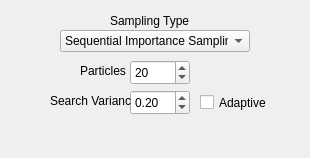
b4silio/MLDemos, file _AlgorithmsPlugins/Maximizers/paramsParticles.ui: the form before one commit.
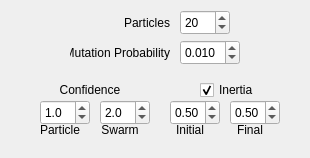
The form after the commit.

Commit message: v0.3.6: - NOT TESTED ON LINUX/WINDOWS - Fixed loading+classification+regression on multi-dimensional data - Added Particle Swarm Optimization to Maximizers - Added benchmark problems for maximization - Tried to update to a new version of SEDS without success (new version works but gives worse results)... on hold until Mohammad Khansari gives me his SEDS v2 - Added display for multi-class classification (GMM and KNN only so far)

```diff
--- a/_AlgorithmsPlugins/Maximizers/paramsParticles.ui
+++ b/_AlgorithmsPlugins/Maximizers/paramsParticles.ui
@@ -13,95 +13,6 @@
   <property name="windowTitle">
    <string>Form</string>
   </property>
-  <widget class="QLabel" name="label_10">
-   <property name="geometry">
-    <rect>
-     <x>110</x>
-     <y>10</y>
-     <width>100</width>
-     <height>21</height>
-    </rect>
-   </property>
-   <property name="font">
-    <font>
-     <pointsize>9</pointsize>
-    </font>
-   </property>
-   <property name="text">
-    <string>Sampling Type</string>
-   </property>
-  </widget>
-  <widget class="QComboBox" name="samplingType">
-   <property name="geometry">
-    <rect>
-     <x>60</x>
-     <y>30</y>
-     <width>190</width>
-     <height>22</height>
-    </rect>
-   </property>
-   <property name="font">
-    <font>
-     <pointsize>9</pointsize>
-    </font>
-   </property>
-   <property name="toolTip">
-    <string>Distance metric for the evaluation of NN</string>
-   </property>
-   <property name="currentIndex">
-    <number>0</number>
-   </property>
-   <item>
-    <property name="text">
-     <string>Sequential Importance Sampling</string>
-    </property>
-   </item>
-  </widget>
-  <widget class="QDoubleSpinBox" name="varianceSpin">
-   <property name="geometry">
-    <rect>
-     <x>130</x>
-     <y>90</y>
-     <width>60</width>
-     <height>25</height>
-    </rect>
-   </property>
-   <property name="font">
-    <font>
-     <pointsize>9</pointsize>
-    </font>
-   </property>
-   <property name="minimum">
-    <double>0.010000000000000</double>
-   </property>
-   <property name="maximum">
-    <double>1.000000000000000</double>
-   </property>
-   <property name="singleStep">
-    <double>0.050000000000000</double>
-   </property>
-   <property name="value">
-    <double>0.200000000000000</double>
-   </property>
-  </widget>
-  <widget class="QLabel" name="label_12">
-   <property name="geometry">
-    <rect>
-     <x>50</x>
-     <y>90</y>
-     <width>81</width>
-     <height>21</height>
-    </rect>
-   </property>
-   <property name="font">
-    <font>
-     <pointsize>9</pointsize>
-    </font>
-   </property>
-   <property name="text">
-    <string>Search Variance</string>
-   </property>
-  </widget>
   <widget class="QCheckBox" name="adaptiveCheck">
    <property name="enabled">
     <bool>true</bool>
@@ -109,9 +20,9 @@
    <property name="geometry">
     <rect>
      <x>200</x>
-     <y>90</y>
-     <width>70</width>
-     <height>25</height>
+     <y>80</y>
+     <width>60</width>
+     <height>20</height>
     </rect>
    </property>
    <property name="font">
@@ -120,15 +31,18 @@
     </font>
    </property>
    <property name="text">
-    <string>Adaptive</string>
+    <string>Inertia</string>
+   </property>
+   <property name="checked">
+    <bool>true</bool>
    </property>
   </widget>
   <widget class="QSpinBox" name="particleSpin">
    <property name="geometry">
     <rect>
-     <x>130</x>
-     <y>60</y>
-     <width>60</width>
+     <x>180</x>
+     <y>10</y>
+     <width>50</width>
      <height>25</height>
     </rect>
    </property>
@@ -154,10 +68,10 @@
   <widget class="QLabel" name="label_13">
    <property name="geometry">
     <rect>
-     <x>80</x>
-     <y>60</y>
+     <x>120</x>
+     <y>10</y>
      <width>50</width>
-     <height>21</height>
+     <height>25</height>
     </rect>
    </property>
    <property name="font">
@@ -167,6 +81,279 @@
    </property>
    <property name="text">
     <string>Particles</string>
+   </property>
+   <property name="alignment">
+    <set>Qt::AlignRight|Qt::AlignTrailing|Qt::AlignVCenter</set>
+   </property>
+  </widget>
+  <widget class="QDoubleSpinBox" name="inertiaInitSpin">
+   <property name="geometry">
+    <rect>
+     <x>170</x>
+     <y>100</y>
+     <width>50</width>
+     <height>25</height>
+    </rect>
+   </property>
+   <property name="font">
+    <font>
+     <pointsize>9</pointsize>
+    </font>
+   </property>
+   <property name="minimum">
+    <double>0.010000000000000</double>
+   </property>
+   <property name="maximum">
+    <double>1.000000000000000</double>
+   </property>
+   <property name="singleStep">
+    <double>0.010000000000000</double>
+   </property>
+   <property name="value">
+    <double>0.500000000000000</double>
+   </property>
+  </widget>
+  <widget class="QDoubleSpinBox" name="inertiaFinalSpin">
+   <property name="geometry">
+    <rect>
+     <x>230</x>
+     <y>100</y>
+     <width>50</width>
+     <height>25</height>
+    </rect>
+   </property>
+   <property name="font">
+    <font>
+     <pointsize>9</pointsize>
+    </font>
+   </property>
+   <property name="minimum">
+    <double>0.010000000000000</double>
+   </property>
+   <property name="maximum">
+    <double>1.000000000000000</double>
+   </property>
+   <property name="singleStep">
+    <double>0.010000000000000</double>
+   </property>
+   <property name="value">
+    <double>0.500000000000000</double>
+   </property>
+  </widget>
+  <widget class="QDoubleSpinBox" name="particleConfidenceSpin">
+   <property name="geometry">
+    <rect>
+     <x>40</x>
+     <y>100</y>
+     <width>50</width>
+     <height>25</height>
+    </rect>
+   </property>
+   <property name="font">
+    <font>
+     <pointsize>9</pointsize>
+    </font>
+   </property>
+   <property name="decimals">
+    <number>1</number>
+   </property>
+   <property name="minimum">
+    <double>0.100000000000000</double>
+   </property>
+   <property name="maximum">
+    <double>10.000000000000000</double>
+   </property>
+   <property name="singleStep">
+    <double>0.100000000000000</double>
+   </property>
+   <property name="value">
+    <double>1.000000000000000</double>
+   </property>
+  </widget>
+  <widget class="QLabel" name="label_14">
+   <property name="geometry">
+    <rect>
+     <x>40</x>
+     <y>80</y>
+     <width>100</width>
+     <height>20</height>
+    </rect>
+   </property>
+   <property name="font">
+    <font>
+     <pointsize>9</pointsize>
+    </font>
+   </property>
+   <property name="text">
+    <string>Confidence</string>
+   </property>
+   <property name="alignment">
+    <set>Qt::AlignCenter</set>
+   </property>
+  </widget>
+  <widget class="QDoubleSpinBox" name="swarmConfidenceSpin">
+   <property name="geometry">
+    <rect>
+     <x>100</x>
+     <y>100</y>
+     <width>50</width>
+     <height>25</height>
+    </rect>
+   </property>
+   <property name="font">
+    <font>
+     <pointsize>9</pointsize>
+    </font>
+   </property>
+   <property name="decimals">
+    <number>1</number>
+   </property>
+   <property name="minimum">
+    <double>0.100000000000000</double>
+   </property>
+   <property name="maximum">
+    <double>20.000000000000000</double>
+   </property>
+   <property name="singleStep">
+    <double>0.100000000000000</double>
+   </property>
+   <property name="value">
+    <double>2.000000000000000</double>
+   </property>
+  </widget>
+  <widget class="QLabel" name="label_15">
+   <property name="geometry">
+    <rect>
+     <x>100</x>
+     <y>120</y>
+     <width>40</width>
+     <height>20</height>
+    </rect>
+   </property>
+   <property name="font">
+    <font>
+     <pointsize>9</pointsize>
+    </font>
+   </property>
+   <property name="text">
+    <string>Swarm</string>
+   </property>
+   <property name="alignment">
+    <set>Qt::AlignCenter</set>
+   </property>
+  </widget>
+  <widget class="QDoubleSpinBox" name="mutationSpin">
+   <property name="geometry">
+    <rect>
+     <x>180</x>
+     <y>40</y>
+     <width>60</width>
+     <height>25</height>
+    </rect>
+   </property>
+   <property name="font">
+    <font>
+     <pointsize>9</pointsize>
+    </font>
+   </property>
+   <property name="decimals">
+    <number>3</number>
+   </property>
+   <property name="minimum">
+    <double>0.001000000000000</double>
+   </property>
+   <property name="maximum">
+    <double>1.000000000000000</double>
+   </property>
+   <property name="singleStep">
+    <double>0.010000000000000</double>
+   </property>
+   <property name="value">
+    <double>0.010000000000000</double>
+   </property>
+  </widget>
+  <widget class="QLabel" name="label_17">
+   <property name="geometry">
+    <rect>
+     <x>40</x>
+     <y>120</y>
+     <width>40</width>
+     <height>20</height>
+    </rect>
+   </property>
+   <property name="font">
+    <font>
+     <pointsize>9</pointsize>
+    </font>
+   </property>
+   <property name="text">
+    <string>Particle</string>
+   </property>
+   <property name="alignment">
+    <set>Qt::AlignCenter</set>
+   </property>
+  </widget>
+  <widget class="QLabel" name="label_16">
+   <property name="geometry">
+    <rect>
+     <x>230</x>
+     <y>120</y>
+     <width>40</width>
+     <height>20</height>
+    </rect>
+   </property>
+   <property name="font">
+    <font>
+     <pointsize>9</pointsize>
+    </font>
+   </property>
+   <property name="text">
+    <string>Final</string>
+   </property>
+   <property name="alignment">
+    <set>Qt::AlignCenter</set>
+   </property>
+  </widget>
+  <widget class="QLabel" name="label_18">
+   <property name="geometry">
+    <rect>
+     <x>170</x>
+     <y>120</y>
+     <width>40</width>
+     <height>20</height>
+    </rect>
+   </property>
+   <property name="font">
+    <font>
+     <pointsize>9</pointsize>
+    </font>
+   </property>
+   <property name="text">
+    <string>Initial</string>
+   </property>
+   <property name="alignment">
+    <set>Qt::AlignCenter</set>
+   </property>
+  </widget>
+  <widget class="QLabel" name="label_19">
+   <property name="geometry">
+    <rect>
+     <x>70</x>
+     <y>40</y>
+     <width>100</width>
+     <height>25</height>
+    </rect>
+   </property>
+   <property name="font">
+    <font>
+     <pointsize>9</pointsize>
+    </font>
+   </property>
+   <property name="text">
+    <string>Mutation Probability</string>
+   </property>
+   <property name="alignment">
+    <set>Qt::AlignRight|Qt::AlignTrailing|Qt::AlignVCenter</set>
    </property>
   </widget>
  </widget>
```
The commit also changes 90 other files.
